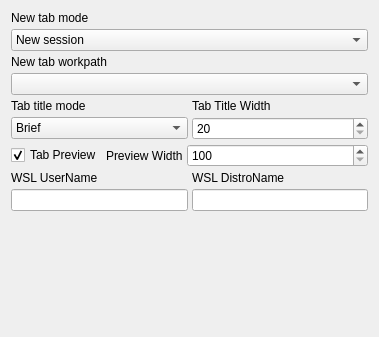
The window that src/globaloptions/globaloptionsgeneralwidget.ui (QQxiaoming/quardCRT) describes before a commit, drawn with Qt 5.
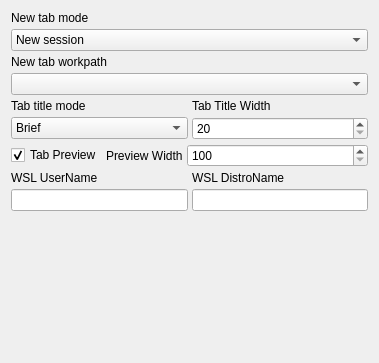
The same window after the commit.

Diff of the .ui file:
```diff
--- a/src/globaloptions/globaloptionsgeneralwidget.ui
+++ b/src/globaloptions/globaloptionsgeneralwidget.ui
@@ -7,7 +7,7 @@
     <x>0</x>
     <y>0</y>
     <width>379</width>
-    <height>337</height>
+    <height>363</height>
    </rect>
   </property>
   <layout class="QVBoxLayout" name="verticalLayout_5">
```
Left out of the diff: 2 changed lines with no effect on the pictures.
